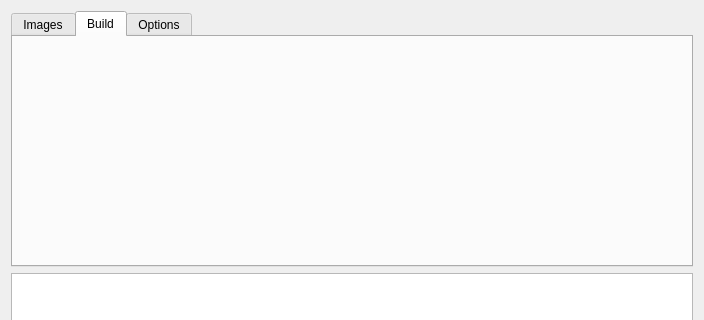
The window that app/recoverwindow.ui (BG4444/Raid0Recovery) describes before a commit, drawn with Qt 5; both pictures show x 0 to 704 and y 0 to 320 of the 704 by 561 pixel window.
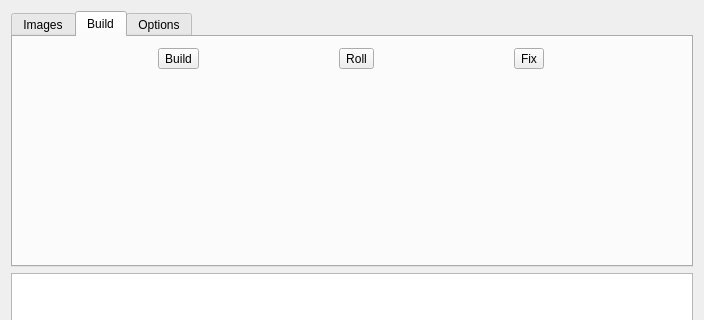
The same window after the commit. The open tabs and pages were chosen to show the change.

Commit message: build windows version

```diff
--- a/app/recoverwindow.ui
+++ b/app/recoverwindow.ui
@@ -128,19 +128,38 @@
           </property>
          </widget>
         </item>
-        <item row="0" column="5">
-         <widget class="QToolButton" name="buildButton">
-          <property name="text">
-           <string>Build</string>
-          </property>
-         </widget>
-        </item>
        </layout>
       </widget>
       <widget class="QWidget" name="buildTab">
        <attribute name="title">
         <string>Build</string>
        </attribute>
+       <layout class="QGridLayout" name="buildLayout">
+        <item row="2" column="0" colspan="3">
+         <widget class="QWidget" name="buildWidget" native="true"/>
+        </item>
+        <item row="0" column="0">
+         <widget class="QToolButton" name="buildButton">
+          <property name="text">
+           <string>Build</string>
+          </property>
+         </widget>
+        </item>
+        <item row="0" column="1">
+         <widget class="QToolButton" name="rollButton">
+          <property name="text">
+           <string>Roll</string>
+          </property>
+         </widget>
+        </item>
+        <item row="0" column="2">
+         <widget class="QToolButton" name="fixButton">
+          <property name="text">
+           <string>Fix</string>
+          </property>
+         </widget>
+        </item>
+       </layout>
       </widget>
       <widget class="QWidget" name="tab_2">
        <attribute name="title">
```
Left out of the diff: 2 changed lines with no effect on the pictures. The commit also changes 9 other files.
